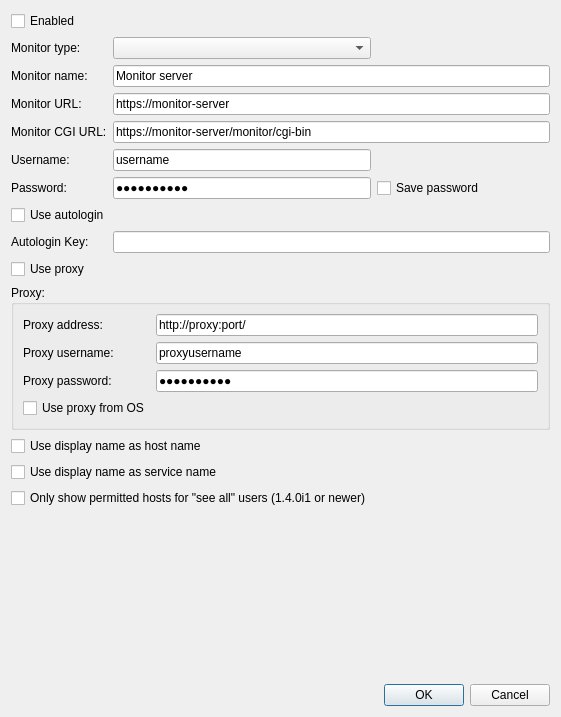
The window that Nagstamon/QUI/settings_server.ui (HenriWahl/Nagstamon) describes before a commit, drawn with Qt 5.
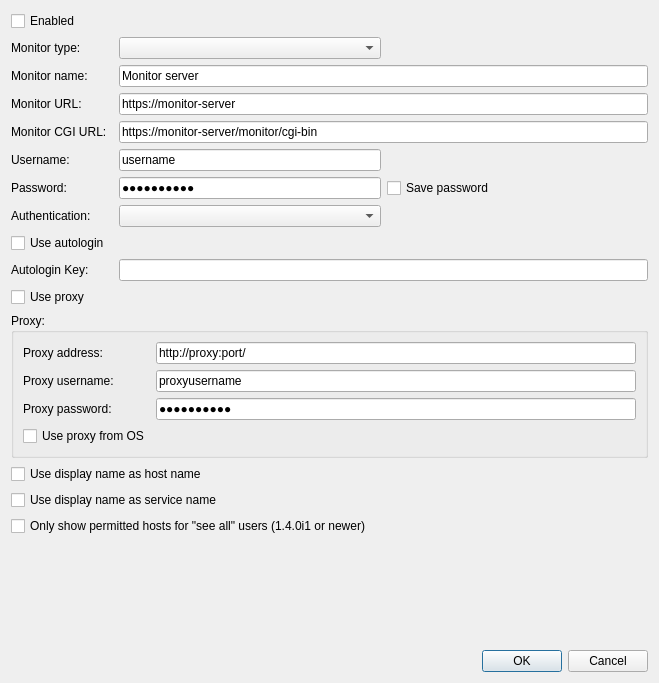
The same window after the commit.

Commit message: added dDigest authentication

Diff of the .ui file:
```diff
--- a/Nagstamon/QUI/settings_server.ui
+++ b/Nagstamon/QUI/settings_server.ui
@@ -6,8 +6,8 @@
    <rect>
     <x>0</x>
     <y>0</y>
-    <width>561</width>
-    <height>717</height>
+    <width>659</width>
+    <height>683</height>
    </rect>
   </property>
   <property name="sizePolicy">
@@ -23,55 +23,8 @@
    <bool>true</bool>
   </property>
   <layout class="QGridLayout" name="gridLayout">
-   <item row="24" column="0" colspan="3">
-    <spacer name="verticalSpacer">
-     <property name="orientation">
-      <enum>Qt::Vertical</enum>
-     </property>
-     <property name="sizeHint" stdset="0">
-      <size>
-       <width>0</width>
-       <height>0</height>
-      </size>
-     </property>
-    </spacer>
-   </item>
-   <item row="8" column="2">
-    <widget class="QCheckBox" name="input_checkbox_save_password">
-     <property name="text">
-      <string>Save password</string>
-     </property>
-    </widget>
-   </item>
-   <item row="25" column="2">
-    <widget class="QDialogButtonBox" name="button_box">
-     <property name="orientation">
-      <enum>Qt::Horizontal</enum>
-     </property>
-     <property name="standardButtons">
-      <set>QDialogButtonBox::Cancel|QDialogButtonBox::Ok</set>
-     </property>
-    </widget>
-   </item>
-   <item row="5" column="1" colspan="2">
-    <widget class="QLineEdit" name="input_lineedit_monitor_cgi_url">
-     <property name="text">
-      <string>https://monitor-server/monitor/cgi-bin</string>
-     </property>
-    </widget>
-   </item>
-   <item row="1" column="1">
-    <widget class="QComboBox" name="input_combobox_type"/>
-   </item>
-   <item row="15" column="0">
-    <widget class="QCheckBox" name="input_checkbox_use_proxy">
-     <property name="text">
-      <string>Use proxy</string>
-     </property>
-    </widget>
-   </item>
-   <item row="5" column="0">
-    <widget class="QLabel" name="label_monitor_cgi_url">
+   <item row="8" column="0">
+    <widget class="QLabel" name="label_password">
      <property name="sizePolicy">
       <sizepolicy hsizetype="Minimum" vsizetype="Preferred">
        <horstretch>0</horstretch>
@@ -79,18 +32,11 @@
       </sizepolicy>
      </property>
      <property name="text">
-      <string>Monitor CGI URL:</string>
+      <string>Password:</string>
      </property>
     </widget>
    </item>
-   <item row="3" column="1" colspan="2">
-    <widget class="QLineEdit" name="input_lineedit_name">
-     <property name="text">
-      <string>Monitor server</string>
-     </property>
-    </widget>
-   </item>
-   <item row="4" column="1" colspan="2">
+   <item row="4" column="2" colspan="2">
     <widget class="QLineEdit" name="input_lineedit_monitor_url">
      <property name="inputMask">
       <string/>
@@ -100,46 +46,6 @@
      </property>
     </widget>
    </item>
-   <item row="10" column="0" colspan="2">
-    <widget class="QCheckBox" name="input_checkbox_use_autologin">
-     <property name="text">
-      <string>Use autologin</string>
-     </property>
-    </widget>
-   </item>
-   <item row="6" column="0">
-    <widget class="QLabel" name="label_username">
-     <property name="sizePolicy">
-      <sizepolicy hsizetype="Minimum" vsizetype="Preferred">
-       <horstretch>0</horstretch>
-       <verstretch>0</verstretch>
-      </sizepolicy>
-     </property>
-     <property name="text">
-      <string>Username:</string>
-     </property>
-    </widget>
-   </item>
-   <item row="1" column="0">
-    <widget class="QLabel" name="label_server_type">
-     <property name="sizePolicy">
-      <sizepolicy hsizetype="Minimum" vsizetype="Preferred">
-       <horstretch>0</horstretch>
-       <verstretch>0</verstretch>
-      </sizepolicy>
-     </property>
-     <property name="text">
-      <string>Monitor type:</string>
-     </property>
-    </widget>
-   </item>
-   <item row="11" column="1" colspan="2">
-    <widget class="QLineEdit" name="input_lineedit_autologin_key">
-     <property name="text">
-      <string/>
-     </property>
-    </widget>
-   </item>
    <item row="3" column="0">
     <widget class="QLabel" name="label_name">
      <property name="sizePolicy">
@@ -153,7 +59,21 @@
      </property>
     </widget>
    </item>
-   <item row="8" column="1">
+   <item row="6" column="2">
+    <widget class="QLineEdit" name="input_lineedit_username">
+     <property name="text">
+      <string>username</string>
+     </property>
+    </widget>
+   </item>
+   <item row="5" column="2" colspan="2">
+    <widget class="QLineEdit" name="input_lineedit_monitor_cgi_url">
+     <property name="text">
+      <string>https://monitor-server/monitor/cgi-bin</string>
+     </property>
+    </widget>
+   </item>
+   <item row="8" column="2">
     <widget class="QLineEdit" name="input_lineedit_password">
      <property name="text">
       <string>1234567890</string>
@@ -163,81 +83,31 @@
      </property>
     </widget>
    </item>
-   <item row="21" column="0" colspan="2">
+   <item row="1" column="2">
+    <widget class="QComboBox" name="input_combobox_type"/>
+   </item>
+   <item row="15" column="0">
+    <widget class="QCheckBox" name="input_checkbox_use_proxy">
+     <property name="text">
+      <string>Use proxy</string>
+     </property>
+    </widget>
+   </item>
+   <item row="10" column="0" colspan="3">
+    <widget class="QCheckBox" name="input_checkbox_use_autologin">
+     <property name="text">
+      <string>Use autologin</string>
+     </property>
+    </widget>
+   </item>
+   <item row="21" column="0" colspan="3">
     <widget class="QCheckBox" name="input_checkbox_use_display_name_host">
      <property name="text">
       <string>Use display name as host name</string>
      </property>
     </widget>
    </item>
-   <item row="11" column="0">
-    <widget class="QLabel" name="label_autologin_key">
-     <property name="sizePolicy">
-      <sizepolicy hsizetype="Minimum" vsizetype="Preferred">
-       <horstretch>0</horstretch>
-       <verstretch>0</verstretch>
-      </sizepolicy>
-     </property>
-     <property name="text">
-      <string>Autologin Key:</string>
-     </property>
-    </widget>
-   </item>
-   <item row="4" column="0">
-    <widget class="QLabel" name="label_monitor_url">
-     <property name="sizePolicy">
-      <sizepolicy hsizetype="Minimum" vsizetype="Preferred">
-       <horstretch>0</horstretch>
-       <verstretch>0</verstretch>
-      </sizepolicy>
-     </property>
-     <property name="text">
-      <string>Monitor URL:</string>
-     </property>
-    </widget>
-   </item>
-   <item row="22" column="0" colspan="2">
-    <widget class="QCheckBox" name="input_checkbox_use_display_name_service">
-     <property name="text">
-      <string>Use display name as service name</string>
-     </property>
-    </widget>
-   </item>
-   <item row="23" column="0" colspan="2">
-    <widget class="QCheckBox" name="input_checkbox_force_authuser">
-     <property name="text">
-      <string>Only show permitted hosts for "see all" users (1.4.0i1 or newer)</string>
-     </property>
-    </widget>
-   </item>
-   <item row="0" column="0" colspan="3">
-    <widget class="QCheckBox" name="input_checkbox_enabled">
-     <property name="text">
-      <string>Enabled</string>
-     </property>
-    </widget>
-   </item>
-   <item row="8" column="0">
-    <widget class="QLabel" name="label_password">
-     <property name="sizePolicy">
-      <sizepolicy hsizetype="Minimum" vsizetype="Preferred">
-       <horstretch>0</horstretch>
-       <verstretch>0</verstretch>
-      </sizepolicy>
-     </property>
-     <property name="text">
-      <string>Password:</string>
-     </property>
-    </widget>
-   </item>
-   <item row="6" column="1">
-    <widget class="QLineEdit" name="input_lineedit_username">
-     <property name="text">
-      <string>username</string>
-     </property>
-    </widget>
-   </item>
-   <item row="16" column="0" colspan="3">
+   <item row="16" column="0" colspan="4">
     <widget class="QGroupBox" name="proxy_groupbox">
      <property name="title">
       <string>Proxy:</string>
@@ -316,6 +186,146 @@
      </layout>
     </widget>
    </item>
+   <item row="25" column="3">
+    <widget class="QDialogButtonBox" name="button_box">
+     <property name="orientation">
+      <enum>Qt::Horizontal</enum>
+     </property>
+     <property name="standardButtons">
+      <set>QDialogButtonBox::Cancel|QDialogButtonBox::Ok</set>
+     </property>
+    </widget>
+   </item>
+   <item row="11" column="0">
+    <widget class="QLabel" name="label_autologin_key">
+     <property name="sizePolicy">
+      <sizepolicy hsizetype="Minimum" vsizetype="Preferred">
+       <horstretch>0</horstretch>
+       <verstretch>0</verstretch>
+      </sizepolicy>
+     </property>
+     <property name="text">
+      <string>Autologin Key:</string>
+     </property>
+    </widget>
+   </item>
+   <item row="1" column="0">
+    <widget class="QLabel" name="label_server_type">
+     <property name="sizePolicy">
+      <sizepolicy hsizetype="Minimum" vsizetype="Preferred">
+       <horstretch>0</horstretch>
+       <verstretch>0</verstretch>
+      </sizepolicy>
+     </property>
+     <property name="text">
+      <string>Monitor type:</string>
+     </property>
+    </widget>
+   </item>
+   <item row="6" column="0">
+    <widget class="QLabel" name="label_username">
+     <property name="sizePolicy">
+      <sizepolicy hsizetype="Minimum" vsizetype="Preferred">
+       <horstretch>0</horstretch>
+       <verstretch>0</verstretch>
+      </sizepolicy>
+     </property>
+     <property name="text">
+      <string>Username:</string>
+     </property>
+    </widget>
+   </item>
+   <item row="23" column="0" colspan="3">
+    <widget class="QCheckBox" name="input_checkbox_force_authuser">
+     <property name="text">
+      <string>Only show permitted hosts for &quot;see all&quot; users (1.4.0i1 or newer)</string>
+     </property>
+    </widget>
+   </item>
+   <item row="4" column="0">
+    <widget class="QLabel" name="label_monitor_url">
+     <property name="sizePolicy">
+      <sizepolicy hsizetype="Minimum" vsizetype="Preferred">
+       <horstretch>0</horstretch>
+       <verstretch>0</verstretch>
+      </sizepolicy>
+     </property>
+     <property name="text">
+      <string>Monitor URL:</string>
+     </property>
+    </widget>
+   </item>
+   <item row="22" column="0" colspan="3">
+    <widget class="QCheckBox" name="input_checkbox_use_display_name_service">
+     <property name="text">
+      <string>Use display name as service name</string>
+     </property>
+    </widget>
+   </item>
+   <item row="3" column="2" colspan="2">
+    <widget class="QLineEdit" name="input_lineedit_name">
+     <property name="text">
+      <string>Monitor server</string>
+     </property>
+    </widget>
+   </item>
+   <item row="9" column="0">
+    <widget class="QLabel" name="label_auth_type">
+     <property name="text">
+      <string>Authentication:</string>
+     </property>
+    </widget>
+   </item>
+   <item row="11" column="2" colspan="2">
+    <widget class="QLineEdit" name="input_lineedit_autologin_key">
+     <property name="text">
+      <string/>
+     </property>
+    </widget>
+   </item>
+   <item row="5" column="0">
+    <widget class="QLabel" name="label_monitor_cgi_url">
+     <property name="sizePolicy">
+      <sizepolicy hsizetype="Minimum" vsizetype="Preferred">
+       <horstretch>0</horstretch>
+       <verstretch>0</verstretch>
+      </sizepolicy>
+     </property>
+     <property name="text">
+      <string>Monitor CGI URL:</string>
+     </property>
+    </widget>
+   </item>
+   <item row="0" column="0" colspan="4">
+    <widget class="QCheckBox" name="input_checkbox_enabled">
+     <property name="text">
+      <string>Enabled</string>
+     </property>
+    </widget>
+   </item>
+   <item row="8" column="3">
+    <widget class="QCheckBox" name="input_checkbox_save_password">
+     <property name="text">
+      <string>Save password</string>
+     </property>
+    </widget>
+   </item>
+   <item row="24" column="0" colspan="4">
+    <spacer name="verticalSpacer">
+     <property name="orientation">
+      <enum>Qt::Vertical</enum>
+     </property>
+     <property name="sizeHint" stdset="0">
+      <size>
+       <width>0</width>
+       <height>0</height>
+      </size>
+     </property>
+    </spacer>
+   </item>
+   <item row="9" column="2">
+    <widget class="QComboBox" name="input_combobox_authentication"/>
+   </item>
   </layout>
  </widget>
  <tabstops>
```
Left out of the diff: 2 changed lines with no effect on the pictures. The commit also changes 5 other files.
